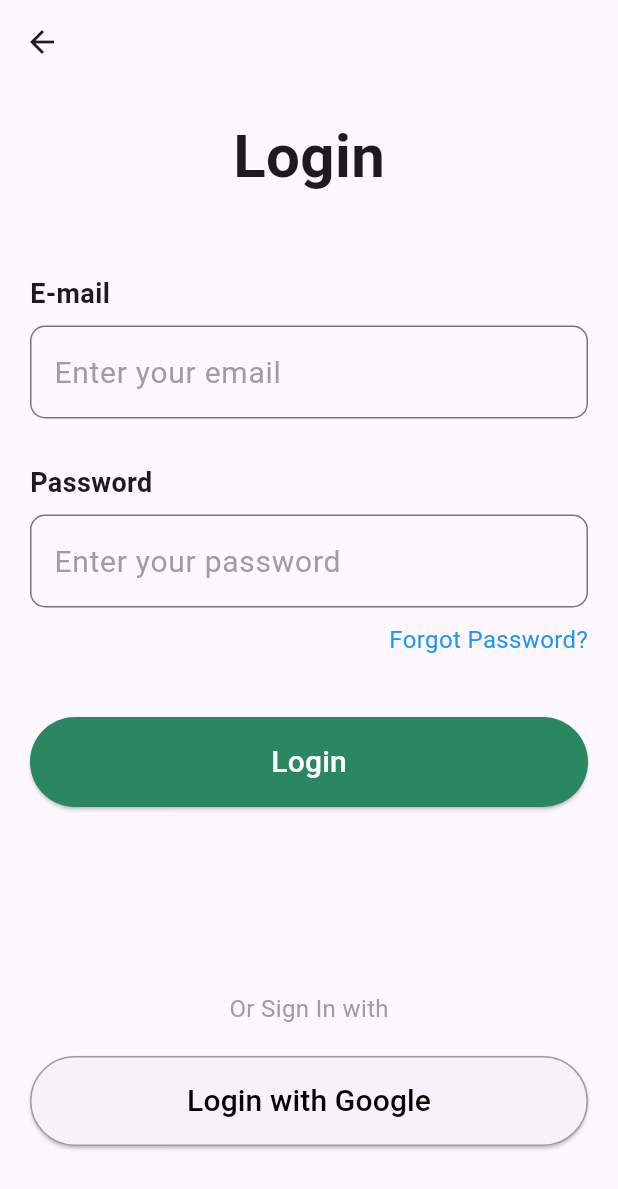
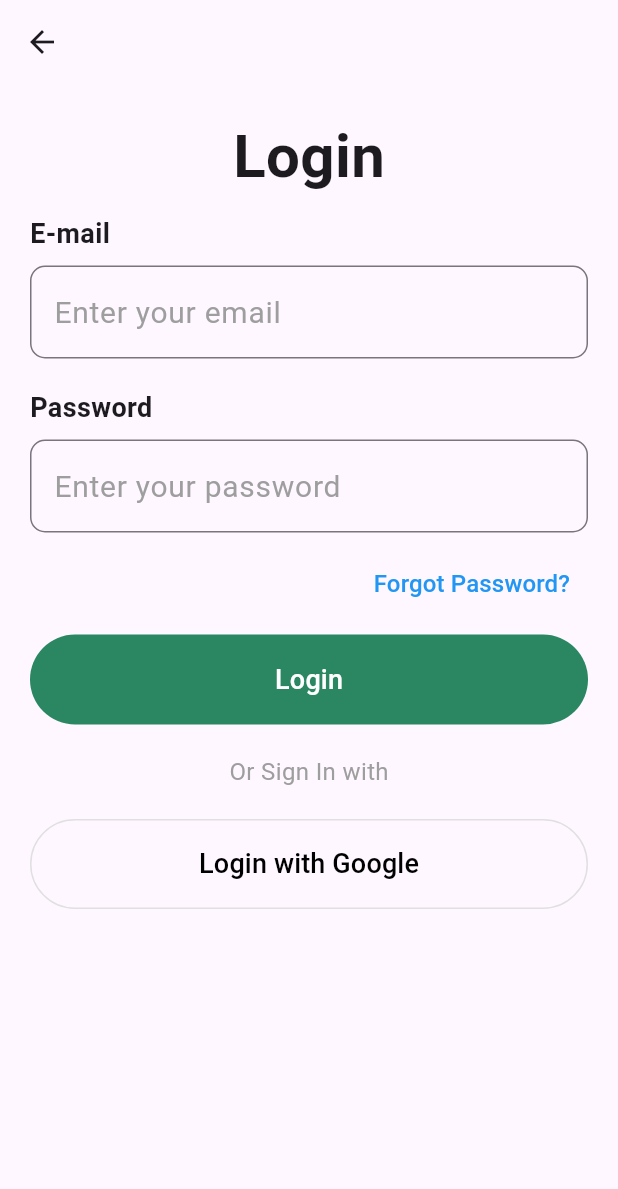
Before and after one commit to tasammie/authpage, a Flutter app: the screen it shows after launch, after a tap on "Login", on a phone screen of 412 x 824 dp. Shown: the top 1189 px of the screen. Run offline on Flutter 3.47's test engine with Material 3 defaults, Android fonts, the phone set to English and light mode, and no system bars; our stand-ins replace dio, flutter_secure_storage.

Commit message:
new pages and funtions

```diff
--- a/lib/SCREEN/home.dart
+++ b/lib/SCREEN/home.dart
@@ -13,24 +13,31 @@ class _HomePageState extends State<HomePage> {
   Widget build(BuildContext context) {
     return Scaffold(
       body: Padding(
-        padding: const EdgeInsets.all(24.0),
+        padding: const EdgeInsets.all(20),
         child: Column(
           mainAxisAlignment: MainAxisAlignment.end,
           children: [
             Row(
-              mainAxisAlignment: MainAxisAlignment.spaceBetween,
               children: [
-                HomePageButton(
+                // Register Button
+                Expanded(
+                  child: HomePageButton(
                     label: 'Register',
                     onPressed: () =>
                         Navigator.pushNamed(context, '/register_page'),
                     borderColor: Colors.black,
                   ),
-                HomePageButton(
+                ),
+                const SizedBox(width: 10), // Space between the buttons
+                // Login Button
+                Expanded(
+                  child: HomePageButton(
                     label: 'Login',
-                  onPressed: () => Navigator.pushNamed(context, '/login_page'),
+                    onPressed: () =>
+                        Navigator.pushNamed(context, '/login_page'),
                     backgroundColor: const Color(0xFF2B8761),
                     textColor: Colors.white,
+                  ),
                 ),
               ],
             ),
@@ -40,14 +47,15 @@ class _HomePageState extends State<HomePage> {
             SizedBox(
               width: double.infinity,
               height: 60,
-              child: GoogleButton(
+              child: HomePageButton(
                 onPressed: () => Navigator.pushNamed(context, '/register_page'),
                 label: 'Login with Google',
                 textColor: Colors.black,
+                borderColor: Colors.black12,
               ),
             ),
             const SizedBox(
-              height: 40,
+              height: 10,
             ),
           ],
         ),
--- a/lib/SCREEN/homepagebutton.dart
+++ b/lib/SCREEN/homepagebutton.dart
@@ -7,129 +7,74 @@ class HomePageButton extends StatelessWidget {
   final Color? backgroundColor;
   final Color? borderColor;
 
-  const HomePageButton(
-      {super.key,
-      required this.label,
-      required this.onPressed,
-      this.textColor = Colors.black,
-      this.backgroundColor,
-      this.borderColor = Colors.transparent});
-
-  @override
-  Widget build(BuildContext context) {
-    return TextButton(
-      style: TextButton.styleFrom(
-        padding: const EdgeInsets.symmetric(vertical: 18.0, horizontal: 60.0),
-        shape: RoundedRectangleBorder(
-          borderRadius: BorderRadius.circular(32.0),
-          side: BorderSide(color: borderColor!),
-        ),
-        backgroundColor: backgroundColor,
-      ),
-      onPressed: onPressed,
-      child: Text(
-        label,
-        style: TextStyle(color: textColor, fontSize: 20),
-      ),
-    );
-  }
-}
-
-class GoogleButton extends StatelessWidget {
-  final VoidCallback onPressed;
-  final Color textColor;
-  final Color? backgroundColor;
-  final Color borderColor;
-  final String label;
-
-  const GoogleButton({
+  const HomePageButton({
     super.key,
+    required this.label,
     required this.onPressed,
     this.textColor = Colors.black,
     this.backgroundColor,
-    this.borderColor = Colors.grey,
-    required this.label,
+    this.borderColor = Colors.transparent,
   });
 
   @override
   Widget build(BuildContext context) {
-    return SizedBox(
-      child: ElevatedButton(
-        style: ElevatedButton.styleFrom(
-          backgroundColor: backgroundColor,
+    return Container(
+      height: 60,
+      decoration: BoxDecoration(
+        color: backgroundColor ?? Colors.transparent,
+        borderRadius: BorderRadius.circular(32.0),
+        border: Border.all(color: borderColor!),
+      ),
+      child: TextButton(
+        onPressed: onPressed,
+        style: TextButton.styleFrom(
           shape: RoundedRectangleBorder(
             borderRadius: BorderRadius.circular(32.0),
-            side: BorderSide(color: borderColor, width: 1.0),
-            // side: BorderSide(color: borderColor ?? Colors.grey, width: 1.0),
           ),
         ),
-        onPressed: onPressed,
         child: Text(
           label,
-          style: TextStyle(color: textColor, fontSize: 20),
+          style: TextStyle(color: textColor, fontSize: 18),
         ),
       ),
     );
   }
 }
 
-   // TextButton(
-                //   style: TextButton.styleFrom(
-                //     // backgroundColor: Colors.deepPurple,
-                //     padding: const EdgeInsets.symmetric(
-                //         vertical: 18.0, horizontal: 60.0),
-                //     shape: RoundedRectangleBorder(
-                //         borderRadius: BorderRadius.circular(32.0),
-                //         side: const BorderSide(color: Colors.black)),
-                //   ),
-                //   onPressed: () {
-                //     Navigator.pushNamed(context, '/register_page');
-                //   },
-                //   child: const Text(
-                //     'Register',
-                //     style: TextStyle(
-                //       color: Colors.black,
-                //       fontSize: 20,
-                //     ),
-                //   ),
-                // ),
-                // TextButton(
-                //   style: TextButton.styleFrom(
-                //     backgroundColor: Colors.green,
-                //     padding: const EdgeInsets.symmetric(
-                //         vertical: 18.0, horizontal: 60.0),
-                //     shape: RoundedRectangleBorder(
-                //       borderRadius: BorderRadius.circular(32.0),
-                //     ),
-                //   ),
-                //   onPressed: () {
-                //     Navigator.pushNamed(context, '/login_page');
-                //   },
-                //   child: const Text(
-                //     'Login',
-                //     style: TextStyle(
-                //       color: Colors.white,
-                //       fontSize: 20,
-                //     ),
-                //   ),
-                // ),
+// class GoogleButton extends StatelessWidget {
+//   final VoidCallback onPressed;
+//   final Color textColor;
+//   final Color? backgroundColor;
+//   final Color borderColor;
+//   final String label;
 
+//   const GoogleButton({
+//     super.key,
+//     required this.onPressed,
+//     this.textColor = Colors.black,
+//     this.backgroundColor,
+//     this.borderColor = Colors.grey,
+//     required this.label,
+//   });
 
-// TextButton(
-//       style: TextButton.styleFrom(
-//         // backgroundColor: Colors.deepPurple,
-//         padding: const EdgeInsets.symmetric(vertical: 18.0, horizontal: 100.0),
-//         shape: RoundedRectangleBorder(
+//   @override
+//   Widget build(BuildContext context) {
+//     return SizedBox(
+//       child: ElevatedButton(
+//         style: ElevatedButton.styleFrom(
+//           backgroundColor: backgroundColor,
+//           shape: RoundedRectangleBorder(
 //             borderRadius: BorderRadius.circular(32.0),
-//             side: const BorderSide(color: Colors.grey, width: 1.0)),
-//       ),
-//       onPressed: onPressed,
-//       child: Text(
-//         // 'Login with Google',
-//         label,
-//         style: TextStyle(
-//           color: textColor,
-//           fontSize: 20,
+//             side: BorderSide(color: borderColor, width: 1.0),
+//             // side: BorderSide(color: borderColor ?? Colors.grey, width: 1.0),
+//           ),
+//         ),
+//         onPressed: onPressed,
+//         child: Text(
+//           label,
+//           style: TextStyle(color: textColor, fontSize: 20),
 //         ),
 //       ),
 //     );
+//   }
+// }
--- a/lib/SCREEN/login_page.dart
+++ b/lib/SCREEN/login_page.dart
@@ -1,6 +1,6 @@
+import 'package:flutter/material.dart';
+import 'package:auth_page/SERVICES/post_controller.dart';
 import 'package:auth_page/SCREEN/homepagebutton.dart';
-import 'package:auth_page/SERVICES/post_controller.dart';
-import 'package:flutter/material.dart';
 
 class LoginPage extends StatefulWidget {
   const LoginPage({super.key});
@@ -72,7 +72,7 @@ class _LoginPageState extends State<LoginPage> {
           },
         ),
       ),
-      body: Padding(
+      body: SingleChildScrollView(
         padding: const EdgeInsets.all(20.0),
         child: Column(
           crossAxisAlignment: CrossAxisAlignment.start,
@@ -83,7 +83,7 @@ class _LoginPageState extends State<LoginPage> {
                 style: TextStyle(fontSize: 40, fontWeight: FontWeight.bold),
               ),
             ),
-            const SizedBox(height: 50),
+            const SizedBox(height: 10),
             const Text(
               'E-mail',
               style: TextStyle(fontSize: 18, fontWeight: FontWeight.bold),
@@ -100,7 +100,7 @@ class _LoginPageState extends State<LoginPage> {
                 ),
               ),
             ),
-            const SizedBox(height: 30),
+            const SizedBox(height: 20),
             const Text(
               'Password',
               style: TextStyle(fontSize: 18, fontWeight: FontWeight.bold),
@@ -122,18 +122,22 @@ class _LoginPageState extends State<LoginPage> {
               ),
             ),
             const SizedBox(height: 10),
-            const Align(
+            Align(
               alignment: Alignment.centerRight,
-              child: Text(
-                'Forgot Password?',
-                style: TextStyle(fontSize: 16, color: Colors.blue),
+              child: TextButton(
+                onPressed: () =>
+                    Navigator.pushNamed(context, '/forgot_password'),
+                child: const Text(
+                  'Forgot Password?',
+                  style: TextStyle(fontSize: 16, color: Colors.blue),
+                ),
               ),
             ),
-            const SizedBox(height: 40),
+            const SizedBox(height: 10),
             SizedBox(
               width: double.infinity,
               height: 60,
-              child: GoogleButton(
+              child: HomePageButton(
                 onPressed: _login,
                 label: 'Login',
                 textColor: Colors.white,
@@ -141,9 +145,8 @@ class _LoginPageState extends State<LoginPage> {
                 borderColor: Colors.transparent,
               ),
             ),
-            const Spacer(),
-            Align(
-              alignment: Alignment.bottomCenter,
+            const SizedBox(height: 20),
+            Center(
               child: Column(
                 children: [
                   const Text(
@@ -154,40 +157,21 @@ class _LoginPageState extends State<LoginPage> {
                   SizedBox(
                     width: double.infinity,
                     height: 60,
-                    child: GoogleButton(
+                    child: HomePageButton(
                       onPressed: () =>
-                          Navigator.pushNamed(context, '/register_page'),
+                          Navigator.pushNamed(context, '/google_login'),
                       label: 'Login with Google',
                       textColor: Colors.black,
+                      borderColor: Colors.grey.shade300,
                     ),
                   ),
                 ],
               ),
             ),
-            const SizedBox(
-              height: 40,
-            ),
+            const SizedBox(height: 40),
           ],
         ),
       ),
     );
   }
 }
-
-
-
-
-
-
-      // enabledBorder: OutlineInputBorder(
-                  //   borderRadius: BorderRadius.circular(10),
-                  //   borderSide: const BorderSide(
-                  //       color:
-                  //           Colors.red), // Set the enabled border color to red
-                  // ),
-                  // focusedBorder: OutlineInputBorder(
-                  //   borderRadius: BorderRadius.circular(10),
-                  //   borderSide: const BorderSide(
-                  //       color:Colors.red
-                  //       ),
-                  // ),
--- a/lib/SERVICES/dio.dart
+++ b/lib/SERVICES/dio.dart
@@ -5,7 +5,7 @@ final dio = Dio();
 
 Dio fetches() {
   // dio.options.baseUrl = 'http://localhost:3000/api/v1/auth/';
-  dio.options.baseUrl = 'http://127.0.0.1:3000/api/v1/auth/';
+  dio.options.baseUrl = 'http://127.0.0.1:3000/api/v1/';
   dio.options.connectTimeout = Duration(seconds: 60);
   dio.options.receiveTimeout = Duration(seconds: 60);
   dio.options.headers = {
```
Also changed, not shown: lib/SCREEN/register_page.dart (+66 -42 lines), lib/SERVICES/post_controller.dart (+51 -6 lines), 1 other file. Lines whose indentation alone changed are shown as unchanged.
